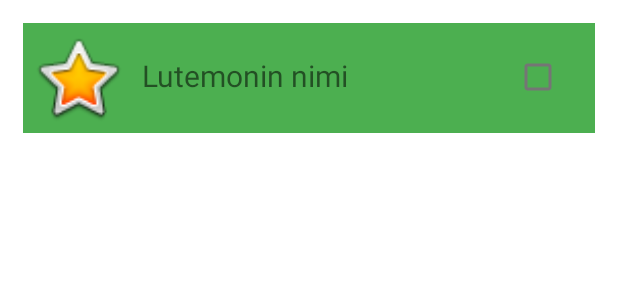
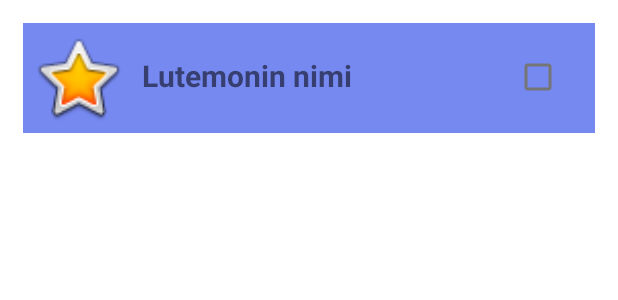
Before and after one commit to 00Whitehacker00/Lutemon_Fighter, an Android app: the layout list_lutemon_home.xml on its own in the app's theme, with its tools: preview values and no code run, on a phone screen of 412 x 824 dp. Shown: the top 300 px of the screen. Run offline under Robolectric (Android 15) with nearby library versions, the phone set to English and light mode, and no system bars.

Commit message:
29.04.2023
Co-Authored-By: Maija <127756152+map003@users.noreply.github.com>

```diff
--- a/app/src/main/java/java/main/lutemonfighter/RecyclerViewAdapter.java
+++ b/app/src/main/java/java/main/lutemonfighter/HomeRecyclerViewAdapter.java
@@ -13,12 +13,12 @@ import androidx.recyclerview.widget.RecyclerView;
 
 import java.util.List;
 
-public class RecyclerViewAdapter extends RecyclerView.Adapter<RecyclerViewAdapter.ViewHolder> {
+public class HomeRecyclerViewAdapter extends RecyclerView.Adapter<HomeRecyclerViewAdapter.ViewHolder> {
 
     private List<Lutemon> lutemons;
     private Context context;
 
-    public RecyclerViewAdapter(Context context, List<Lutemon> lutemons) {
+    public HomeRecyclerViewAdapter(Context context, List<Lutemon> lutemons) {
         this.context = context;
         this.lutemons = lutemons;
     }
--- a/app/src/main/java/java/main/lutemonfighter/fragments/HomeFragment.java
+++ b/app/src/main/java/java/main/lutemonfighter/fragments/HomeFragment.java
@@ -6,7 +6,7 @@ import androidx.fragment.app.Fragment;
 import androidx.recyclerview.widget.LinearLayoutManager;
 import androidx.recyclerview.widget.RecyclerView;
 import java.main.lutemonfighter.LutemonStorage;
-import java.main.lutemonfighter.RecyclerViewAdapter;
+import java.main.lutemonfighter.HomeRecyclerViewAdapter;
 
 
 import android.view.LayoutInflater;
@@ -31,7 +31,7 @@ public class HomeFragment extends Fragment {
         recyclerView = view.findViewById(R.id.HomeRecyclerView);
         recyclerView.setLayoutManager(new LinearLayoutManager(getActivity()));
 
-        RecyclerViewAdapter adapter = new RecyclerViewAdapter(getActivity(), LutemonStorage.getInstance().getListOfLutemons());
+        HomeRecyclerViewAdapter adapter = new HomeRecyclerViewAdapter(getActivity(), LutemonStorage.getInstance().getListOfLutemons());
         recyclerView.setAdapter(adapter);
 
         return view;
--- a/app/src/main/res/layout/list_lutemon_home.xml
+++ b/app/src/main/res/layout/list_lutemon_home.xml
@@ -7,7 +7,7 @@
     android:layout_marginTop="15dp"
     android:layout_marginRight="15dp"
     android:layout_marginBottom="8dp"
-    android:background="#4CAF50"
+    android:background="#7689F1"
     android:padding="4dp">
 
     <ImageView
@@ -21,10 +21,11 @@
         android:id="@+id/itemName"
         android:layout_width="match_parent"
         android:layout_height="wrap_content"
+        android:layout_marginTop="17dp"
+        android:layout_toStartOf="@+id/buttons_container"
         android:layout_toEndOf="@+id/profilePic"
-        android:layout_toStartOf="@+id/buttons_container"
-        android:layout_marginTop="17dp"
         android:text="Lutemonin nimi"
+        android:textStyle="bold"
         android:textSize="20sp" />
 
     <LinearLayout
--- a/app/src/main/res/layout/lutemon_view.xml
+++ b/app/src/main/res/layout/lutemon_view.xml
@@ -23,7 +23,7 @@
             android:layout_width="match_parent"
             android:layout_height="30dp"
             android:text="Etunimi Sukunimi"
-            android:textSize="18sp"
+            android:textSize="20sp"
             android:textStyle="bold" />
 
         <TextView
```
